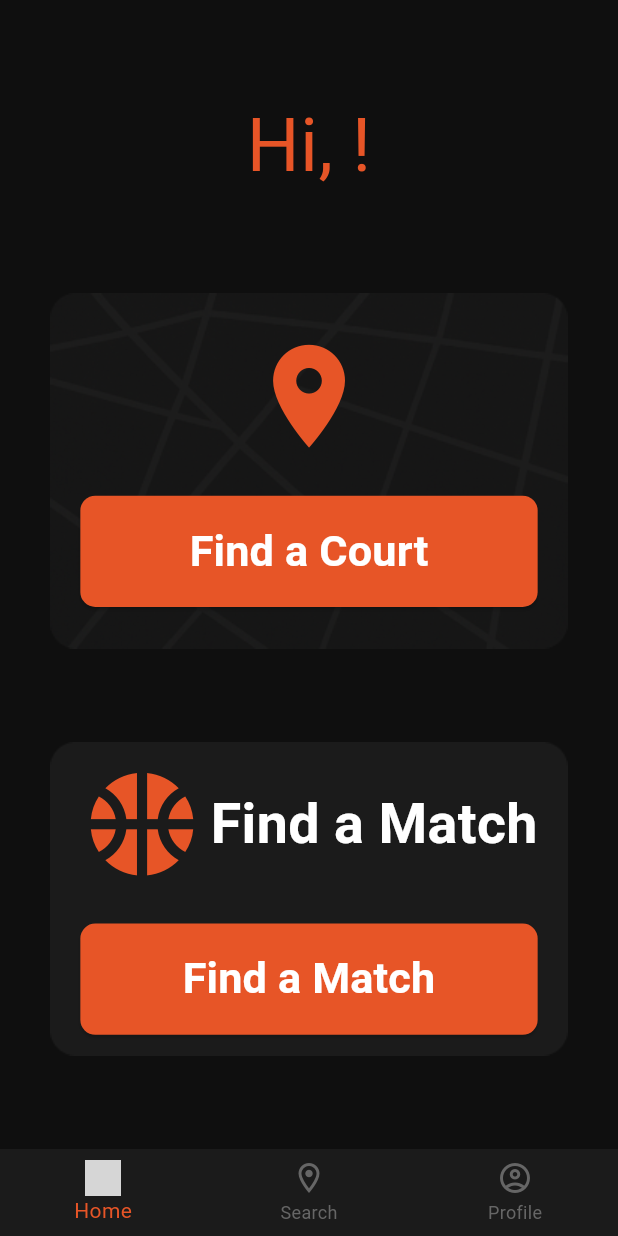
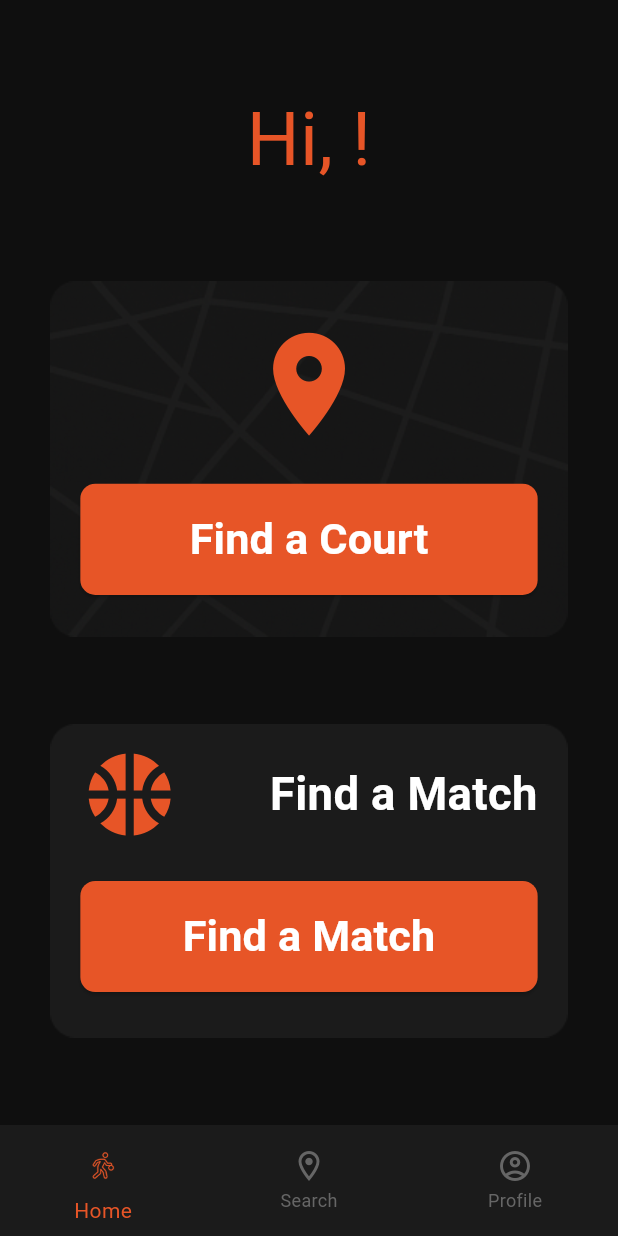
Before and after one commit to FreeOnur/BallerApp, a Flutter app: the screen it shows once a user with an empty profile is signed in, on a phone screen of 412 x 824 dp. Run offline on Flutter 3.47's test engine with Material 3 defaults, Android fonts, the phone set to English and light mode, and no system bars; our stand-ins replace image_picker, supabase_flutter; missing offline and left inert: dart:ffi; accounts and stored records are empty; statements that could not run were skipped; project files that could hold a hidden picture were left out; grey boxes are pictures that could not be loaded.

Commit message:
Refactor BottomNavigationBar widget and update asset path for icon

```diff
--- a/baller_app/lib/pages/AuthenthicationPage/Register/profile_creation_page.dart
+++ b/baller_app/lib/pages/AuthenthicationPage/Register/profile_creation_page.dart
@@ -120,6 +120,7 @@ class _ProfileCreationPageState extends State<ProfileCreationPage> {
           });
         });
   }
+
   @override
   void dispose() {
     super.dispose();
--- a/baller_app/lib/pages/home_page.dart
+++ b/baller_app/lib/pages/home_page.dart
@@ -76,13 +76,12 @@ class HomePage extends StatelessWidget {
                       SizedBox(height: screenHeight * 0.03),
                       NavigationButton(
                         title: 'Find a Court',
-                       page: LoginPage(),
+                        page: LoginPage(),
                         screenHeight: screenHeight,
                         screenWidth: screenWidth,
                       ),
                     ],
                   ),
-
                 ],
               ),
             ),
@@ -97,38 +96,37 @@ class HomePage extends StatelessWidget {
                   Column(
                     children: [
                       SizedBox(
-                        width: screenWidth *0.74,
+                        width: screenWidth * 0.74,
                         child: Row(
                           mainAxisAlignment: MainAxisAlignment.start,
                           children: [
                             Icon(
                               Icons.sports_basketball_rounded,
                               color: Color.fromRGBO(231, 85, 39, 100),
-                              size: 40 * screenHeight / 400,
+                              size: 40 * screenHeight / 500,
                             ),
                             Spacer(),
                             Text(
                               'Find a Match',
                               style: TextStyle(
                                 color: Colors.white,
-                                fontSize: 18 * screenHeight / 400,
-                                fontWeight: FontWeight.bold
+                                fontSize: 18 * screenHeight / 490,
+                                fontWeight: FontWeight.bold,
                               ),
                             ),
-
                           ],
                         ),
                       ),
                       SizedBox(height: screenHeight * 0.03),
                       NavigationButton(
                         title: 'Find a Match',
-                       page: LoginPage(),
+                        page: LoginPage(),
                         screenHeight: screenHeight,
                         screenWidth: screenWidth,
                       ),
+                      SizedBox(height: screenHeight * 0.02),
                     ],
                   ),
-
                 ],
               ),
             ),
--- a/baller_app/lib/widgets/bars/bottom_navigation_bars/bottom_navigation_bar_1.dart
+++ b/baller_app/lib/widgets/bars/bottom_navigation_bars/bottom_navigation_bar_1.dart
@@ -11,7 +11,10 @@ class btmNavigationBar extends StatelessWidget {
       unselectedItemColor: const Color.fromARGB(255, 102, 102, 102),
       items: const <BottomNavigationBarItem>[
         BottomNavigationBarItem(
-            icon: ImageIcon(AssetImage('Basketball_Player.png')),
+          icon: ImageIcon(
+            AssetImage('assets/icons/Basketball_Player.png'),
+            size: 40,
+          ),
           label: 'Home',
         ),
         BottomNavigationBarItem(
```
Lines whose indentation alone changed are shown as unchanged.
